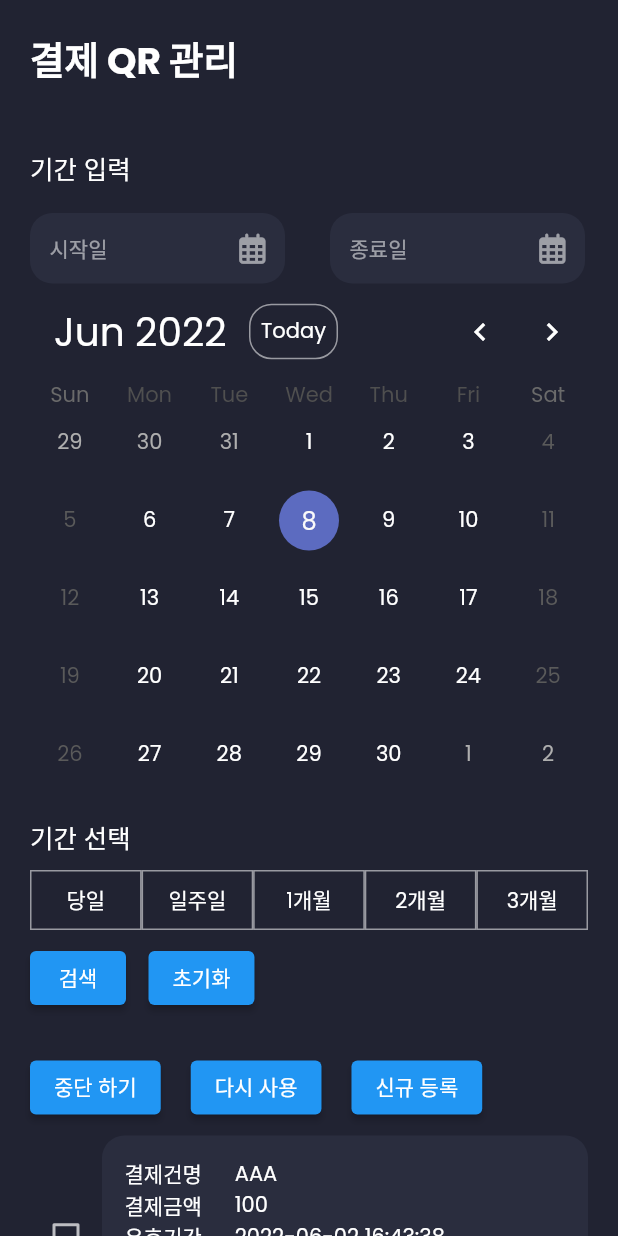
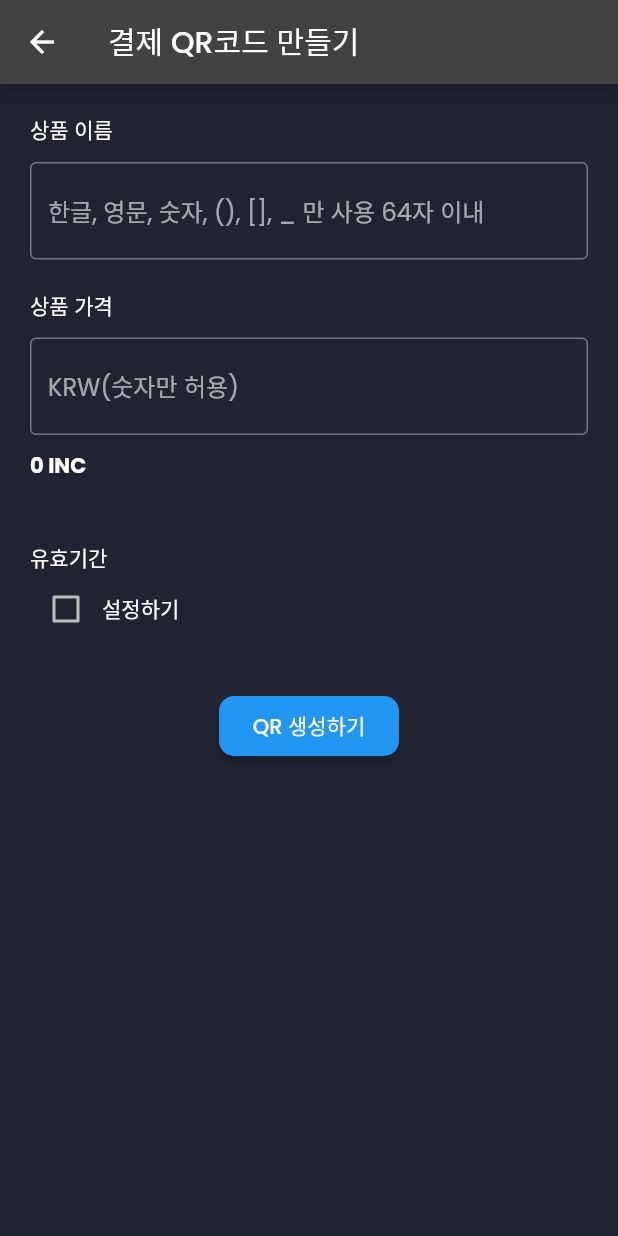
Before and after one commit to jinwoo-nam/Instapay-admin, a Flutter app: the QrManageWidget widget shown alone on an empty page, opened directly, after a tap on "종료일", after a tap on "신규 등록", on a phone screen of 412 x 824 dp. Run offline on Flutter 3.47's test engine with Material 2 defaults, Android fonts, the phone set to English and light mode, and no system bars; drawn by our look-alikes of table_calendar; our stand-ins replace data_table_2, font_awesome_flutter, freezed_annotation, google_fonts; generated files the repository leaves out were written again.

Commit message:
qr create page

```diff
--- a/lib/main.dart
+++ b/lib/main.dart
@@ -6,7 +6,12 @@ import 'package:instapay_admin/ui/color.dart';
 import 'package:provider/provider.dart';
 
 void main() {
-  runApp(const MyApp());
+  runApp(
+    MultiProvider(
+      providers: getProviders(),
+      child: const MyApp(),
+    ),
+  );
 }
 
 class MyApp extends StatelessWidget {
@@ -23,10 +28,7 @@ class MyApp extends StatelessWidget {
             .apply(bodyColor: Colors.white),
         canvasColor: secondaryColor,
       ),
-      home: MultiProvider(
-        providers: getProviders(),
-        child: const RootScreen(),
-      ),
+      home: const RootScreen(),
     );
   }
 }
--- a/lib/presentation/home/home_state.dart
+++ b/lib/presentation/home/home_state.dart
@@ -16,6 +16,7 @@ enum SelectScreenType {
 enum PeriodType {
   start,
   end,
+  qrManage,
 }
 
 @freezed
@@ -29,6 +30,7 @@ class HomeState with _$HomeState {
     DateTime? startDay,
     DateTime? endDay,
     DateTime? calcDay,
+    DateTime? qrManageEndDay,
   }) = _HomeState;
 
   factory HomeState.fromJson(Map<String, dynamic> json) =>
--- a/lib/presentation/home/home_view_model.dart
+++ b/lib/presentation/home/home_view_model.dart
@@ -66,15 +66,20 @@ class HomeViewModel with ChangeNotifier {
     notifyListeners();
   }
 
-  void setSelectedDay(DateTime selectedDay) {
+  void setSelectedDay(DateTime? selectedDay) {
     if (state.periodType == PeriodType.start) {
       _state = state.copyWith(
         startDay: selectedDay,
         isCalendarSelected: false,
       );
-    } else {
+    } else if (state.periodType == PeriodType.end) {
       _state = state.copyWith(
         endDay: selectedDay,
+        isCalendarSelected: false,
+      );
+    } else if(state.periodType == PeriodType.qrManage) {
+      _state = state.copyWith(
+        qrManageEndDay: selectedDay,
         isCalendarSelected: false,
       );
     }
--- a/lib/presentation/home/widgets/franchisee/qr_manage/components/create_qr_widget.dart
+++ b/lib/presentation/home/widgets/franchisee/qr_manage/components/create_qr_widget.dart
@@ -0,0 +1,169 @@
+import 'package:flutter/material.dart';
+import 'package:font_awesome_flutter/font_awesome_flutter.dart';
+import 'package:instapay_admin/presentation/home/home_state.dart';
+import 'package:instapay_admin/presentation/home/home_view_model.dart';
+import 'package:instapay_admin/presentation/home/widgets/trade_history/components/calendar_widget.dart';
+import 'package:instapay_admin/ui/color.dart';
+import 'package:intl/intl.dart';
+import 'package:provider/provider.dart';
+
+class CreateQrWidget extends StatefulWidget {
+  const CreateQrWidget({Key? key}) : super(key: key);
+
+  @override
+  State<CreateQrWidget> createState() => _CreateQrWidgetState();
+}
+
+class _CreateQrWidgetState extends State<CreateQrWidget> {
+  bool check = false;
+
+  @override
+  Widget build(BuildContext context) {
+    final viewModel = context.watch<HomeViewModel>();
+    final state = viewModel.state;
+
+    return Scaffold(
+      appBar: AppBar(
+        title: const Text('결제 QR코드 만들기'),
+      ),
+      body: GestureDetector(
+        onTap: () {
+          FocusManager.instance.primaryFocus?.unfocus();
+        },
+        child: SingleChildScrollView(
+          child: Column(
+            crossAxisAlignment: CrossAxisAlignment.start,
+            children: [
+              Padding(
+                padding: const EdgeInsets.all(20.0),
+                child: Column(
+                  crossAxisAlignment: CrossAxisAlignment.start,
+                  children: [
+                    const Text('상품 이름'),
+                    const SizedBox(
+                      height: 10,
+                    ),
+                    const TextField(
+                      decoration: InputDecoration(
+                        hintText: '한글, 영문, 숫자, (), [], _ 만 사용 64자 이내',
+                        border: OutlineInputBorder(
+                          borderSide:
+                              BorderSide(color: Colors.white, width: 2.0),
+                        ),
+                      ),
+                    ),
+                    const SizedBox(
+                      height: 20,
+                    ),
+                    const Text('상품 가격'),
+                    const SizedBox(
+                      height: 10,
+                    ),
+                    const TextField(
+                      keyboardType: TextInputType.number,
+                      decoration: InputDecoration(
+                        hintText: 'KRW(숫자만 허용)',
+                        border: OutlineInputBorder(
+                          borderSide:
+                              BorderSide(color: Colors.white, width: 2.0),
+                        ),
+                      ),
+                    ),
+                    const SizedBox(
+                      height: 10,
+                    ),
+                    const Text(
+                      '0 INC',
+                      style: TextStyle(
+                        fontWeight: FontWeight.bold,
+                      ),
+                    ),
+                    const SizedBox(
+                      height: 40,
+                    ),
+                    const Text('유효기간'),
+                    Row(
+                      children: [
+                        Checkbox(
+                            value: check,
+                            onChanged: (value) {
+                              setState(() {
+                                if (value != null) {
+                                  check = value;
+                                }
+                              });
+                            }),
+                        const Text('설정하기'),
+                      ],
+                    ),
+                    if (check)
+                      Column(
+                        crossAxisAlignment: CrossAxisAlignment.start,
+                        children: [
+                          Padding(
+                            padding: const EdgeInsets.symmetric(vertical: 10.0),
+                            child: GestureDetector(
+                              onTap: () {
+                                viewModel.setCalendarSelectState(
+                                    !state.isCalendarSelected,
+                                    PeriodType.qrManage);
+                              },
+                              child: Container(
+                                padding: const EdgeInsets.all(13),
+                                decoration: BoxDecoration(
+                                  borderRadius: BorderRadius.circular(15.0),
+                                  color: secondaryColor,
+                                ),
+                                width: 170,
+                                child: Row(
+                                  mainAxisAlignment:
+                                      MainAxisAlignment.spaceBetween,
+                                  children: [
+                                    Text(
+                                      state.qrManageEndDay == null
+                                          ? '종료일'
+                                          : DateFormat('yyyy-MM-dd')
+                                              .format(state.qrManageEndDay!),
+                                      style: const TextStyle(
+                                        color: Colors.white54,
+                                      ),
+                                    ),
+                                    const FaIcon(
+                                      FontAwesomeIcons.calendarDays,
+                                      color: Colors.white54,
+                                      size: 20,
+                                    ),
+                                  ],
+                                ),
+                              ),
+                            ),
+                          ),
+                          const Text('등록된 상품 목록에서 언제든지 이용정지 할 수 있습니다.'),
+                          const Text('24:00 까지 유효합니다.'),
+                        ],
+                      ),
+                    if (state.isCalendarSelected) const CalendarWidget(),
+                    const SizedBox(
+                      height: 30,
+                    ),
+                    Center(
+                      child: ElevatedButton(
+                        style: ElevatedButton.styleFrom(
+                          shape: RoundedRectangleBorder(
+                              borderRadius: BorderRadius.circular(10)),
+                          minimumSize: const Size(120, 40), //width, height
+                        ),
+                        onPressed: () {},
+                        child: const Text('QR 생성하기'),
+                      ),
+                    ),
+                  ],
+                ),
+              ),
+            ],
+          ),
+        ),
+      ),
+    );
+  }
+}
--- /dev/null
+++ b/lib/presentation/home/widgets/franchisee/qr_manage/components/qr_info_detail_widget.dart
@@ -0,0 +1,14 @@
+import 'package:flutter/material.dart';
+
+class EditQrInfoWidget extends StatelessWidget {
+  const EditQrInfoWidget({Key? key}) : super(key: key);
+
+  @override
+  Widget build(BuildContext context) {
+    return Scaffold(
+      appBar: AppBar(
+        title: const Text('QR코드 상세'),
+      ),
+    );
+  }
+}
--- a/lib/presentation/home/widgets/franchisee/qr_manage/qr_manage_widget.dart
+++ b/lib/presentation/home/widgets/franchisee/qr_manage/qr_manage_widget.dart
@@ -2,6 +2,7 @@ import 'package:flutter/material.dart';
 import 'package:font_awesome_flutter/font_awesome_flutter.dart';
 import 'package:instapay_admin/presentation/home/home_state.dart';
 import 'package:instapay_admin/presentation/home/home_view_model.dart';
+import 'package:instapay_admin/presentation/home/widgets/franchisee/qr_manage/components/create_qr_widget.dart';
 import 'package:instapay_admin/presentation/home/widgets/trade_history/components/calendar_widget.dart';
 import 'package:instapay_admin/presentation/home/widgets/trade_history/components/period_select_widget.dart';
 import 'package:instapay_admin/ui/color.dart';
@@ -225,7 +226,15 @@ class QrManageWidget extends StatelessWidget {
                       width: 20,
                     ),
                     ElevatedButton(
-                      onPressed: () {},
+                      onPressed: () {
+                        viewModel.setSelectedDay(null);
+                        Navigator.push(
+                          context,
+                          MaterialPageRoute(
+                            builder: (context) => const CreateQrWidget(),
+                          ),
+                        );
+                      },
                       child: const Text('신규 등록'),
                     ),
                   ],
```
Also changed, not shown: lib/presentation/home/widgets/franchisee/qr_manage/components/edit_qr_info_widget.dart (deleted).
